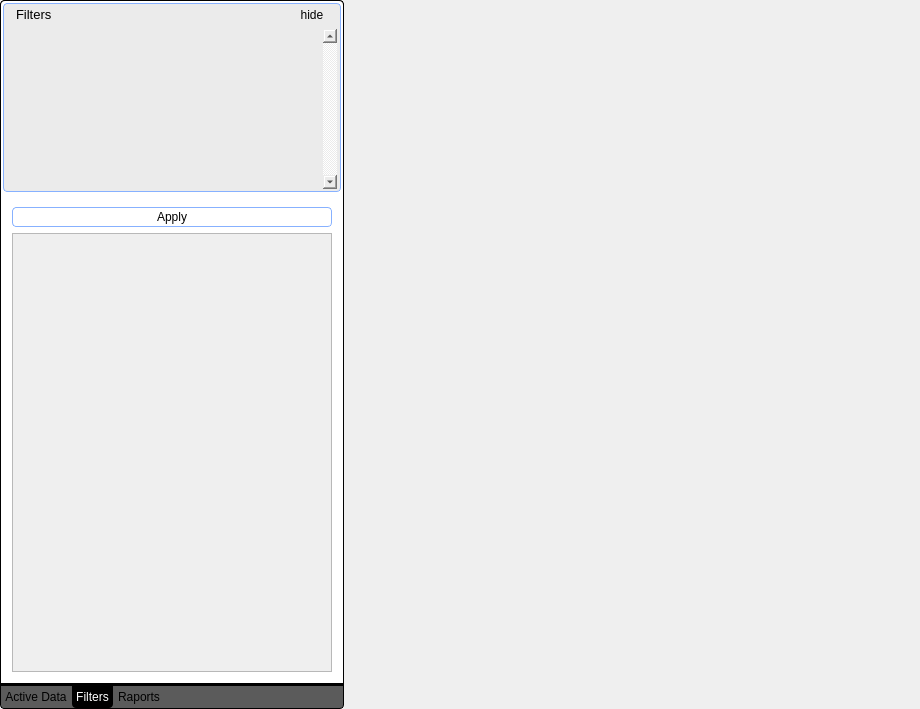
First picture: the form in trunk/src/edr/src/hmm_view/ui/AnalisisWidget.ui, repository mk4me/hm-mde-one, before the edit.
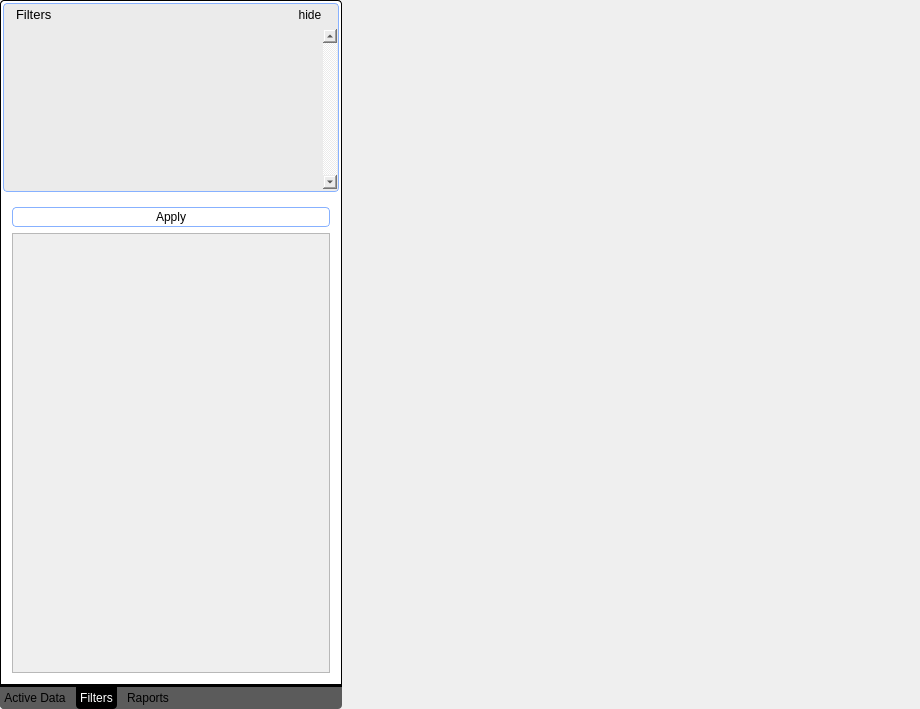
Second picture: the form after the edit. The open tabs and pages were chosen to show the change. Icons and pictures are not drawn.

Diff of the .ui file:
```diff
--- a/trunk/src/edr/src/hmm_view/ui/AnalisisWidget.ui
+++ b/trunk/src/edr/src/hmm_view/ui/AnalisisWidget.ui
@@ -33,7 +33,7 @@
      </property>
      <property name="styleSheet">
       <string notr="true">QFrame#LeftContainer {
-	  border: 1px solid black; 
+	  /*border: 1px solid black; */
      /*border-color: rgb(135, 177, 255);*/
      border-radius: /*5*/ 4px; 
 	padding: 0px;
@@ -80,7 +80,7 @@
 }
 
 QTabWidget::pane {
-	border: none;
+	border: 1px solid black;
 	border-top-left-radius: 4px;
 	border-top-right-radius: 4px;
 	border-bottom: 3px solid black;
@@ -102,7 +102,16 @@
  color: black;
 min-width: 8ex;
  padding: 4px;
-margin-right: 1px;
+margin-right: 3px;
+}
+
+QTabBar::tab:middle {
+	margin-left: 3px;
+}
+
+QTabBar::tab:last {
+	margin-left: 3px;
+	margin-right: 1px;
 }
 
 QTabBar::tab:hover {
@@ -353,8 +362,8 @@
                  <rect>
                   <x>0</x>
                   <y>0</y>
-                  <width>320</width>
-                  <height>439</height>
+                  <width>318</width>
+                  <height>437</height>
                  </rect>
                 </property>
                </widget>
```
Left out of the diff: 17 changed lines with no effect on the pictures.
